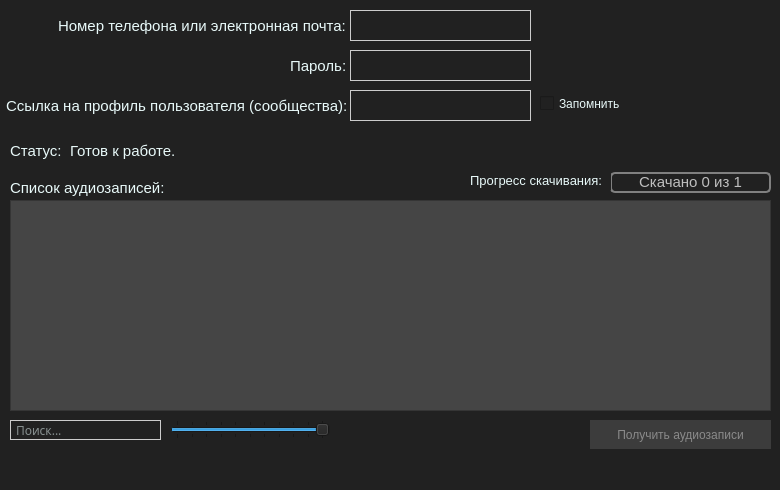
Old version of the form audio.ui in the repository qwertyadrian/vk-music-downloader.
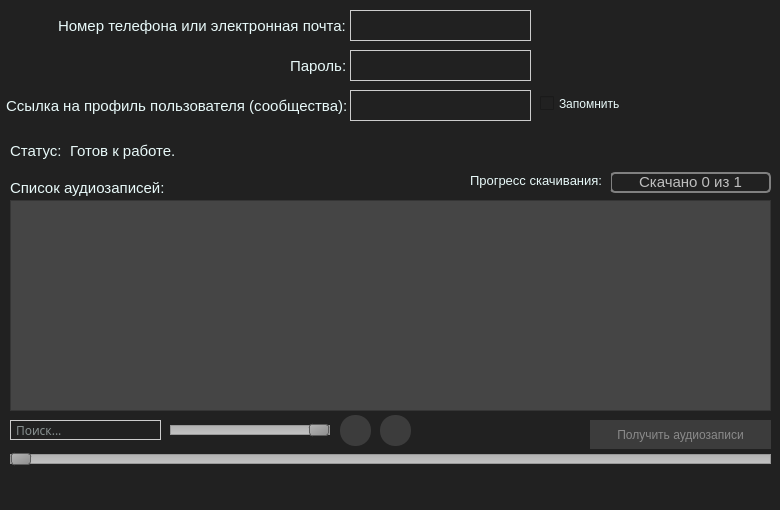
New version of the form. Icons and pictures are not drawn.

Commit message: Совершенствование интерфейса программы Все управление воспроизведением было перенесено на графический интерфейс

Patch:
```diff
--- a/audio.ui
+++ b/audio.ui
@@ -10,19 +10,19 @@
     <x>0</x>
     <y>0</y>
     <width>780</width>
-    <height>490</height>
+    <height>510</height>
    </rect>
   </property>
   <property name="minimumSize">
    <size>
     <width>780</width>
-    <height>490</height>
+    <height>510</height>
    </size>
   </property>
   <property name="maximumSize">
    <size>
     <width>780</width>
-    <height>490</height>
+    <height>510</height>
    </size>
   </property>
   <property name="windowTitle">
@@ -33,7 +33,7 @@
     <normaloff>src/logo.ico</normaloff>src/logo.ico</iconset>
   </property>
   <property name="styleSheet">
-   <string notr="true">QMenuBar,QTreeView::item{color:#fff}QLineEdit,QMenu:enabled,QPlainTextEdit,QSpinBox,QStatusBar,QTimeEdit{color:#eff}QLineEdit{padding:3px;border-width:1px;border-color:#ccc;border-style:solid;font-weight:400;font-family:sans-serif}QWidget{background:#212121}QCheckBox,QLabel{color:#e8f9f9}QPushButton{background-color:#3c3c3c;border:none;color:#8a8a8a}QProgressBar{border:2px solid grey;border-radius:5px}QProgressBar::chunk{background-color:#f90;width:20px}QMenuBar{background-color:#212121}QMenuBar::item{spacing:3px;padding:1px 4px;background:0 0;border-radius:4px}QMenu:selected,QMenuBar::item:selected{background:#a8a8a8}QMenuBar::item:pressed{background:#888}QTreeView{background-color:#454545}QScrollBar,QTreeView::branch{background:#454545}QTreeView::branch:closed:has-children:has-siblings,QTreeView::branch:has-children:!has-siblings:closed{image:url(src/branch-closed.png)}QScrollBar::down-arrow,QTreeView::branch:open:has-children:!has-siblings,QTreeView::branch:open:has-children:has-siblings{image:url(src/branch-open.png)}QCheckBox::indicator:unchecked{image:url(src/unchecked.png)}QCheckBox::indicator:unchecked:hover{image:url(src/unchecked_hover.png)}QCheckBox::indicator:checked{image:url(src/checked.png)}QScrollBar:up-arrow{image:url(src/branch-open-180.png)}</string>
+   <string notr="true">QPlainTextEdit,QSpinBox,QTimeEdit,QLineEdit{color:#eff}QLineEdit{padding:3px;border-width:1px;border-color:#ccc;border-style:solid;font-weight:400;font-family:sans-serif}QWidget{background:#212121}QLabel,QCheckBox{color:#e8f9f9}QPushButton{background-color:#3c3c3c;border:none;color:#8a8a8a}QProgressBar{border:2px solid grey;border-radius:5px}QProgressBar::chunk{background-color:#f90;width:20px}QMenuBar{background-color:#212121;color:#fff}QMenuBar::item{spacing:3px;padding:1px 4px;background:transparent;border-radius:4px}QMenuBar::item:selected{background:#a8a8a8}QMenuBar::item:pressed{background:#888}QMenu:enabled{color:#eff}QMenu:selected{background:#a8a8a8}QTreeView{background-color:#454545}QTreeView::item{color:#fff}QTreeView::branch{background:#454545}QTreeView::branch:has-children:!has-siblings:closed,QTreeView::branch:closed:has-children:has-siblings{image:url(src/branch-closed.png)}QTreeView::branch:open:has-children:!has-siblings,QTreeView::branch:open:has-children:has-siblings{image:url(src/branch-open.png)}QStatusBar{color:#eff}QCheckBox::indicator:unchecked{image:url(src/unchecked.png)}QCheckBox::indicator:unchecked:hover{image:url(src/unchecked_hover.png)}QCheckBox::indicator:checked{image:url(src/checked.png)}QScrollBar{background:#454545}QScrollBar::down-arrow{image:url(src/branch-open.png)}QScrollBar:up-arrow{image:url(src/branch-open-180.png)}QSlider::groove:horizontal{border:1px solid #999;height:8px;background:qlineargradient(x1:0,y1:0,x2:0,y2:1,stop:0 #B1B1B1,stop:1 #c4c4c4);margin:2px 0}QSlider::handle:horizontal{background:qlineargradient(x1:0,y1:0,x2:1,y2:1,stop:0 #b4b4b4,stop:1 #8f8f8f);border:1px solid #5c5c5c;width:18px;margin:-2px 0;border-radius:3px}</string>
   </property>
   <widget class="QWidget" name="centralwidget">
    <widget class="QLineEdit" name="login">
@@ -343,7 +343,7 @@
     <property name="geometry">
      <rect>
       <x>170</x>
-      <y>420</y>
+      <y>421</y>
       <width>160</width>
       <height>19</height>
      </rect>
@@ -364,6 +364,54 @@
      <number>10</number>
     </property>
    </widget>
+   <widget class="QPushButton" name="pause_button">
+    <property name="geometry">
+     <rect>
+      <x>340</x>
+      <y>415</y>
+      <width>31</width>
+      <height>31</height>
+     </rect>
+    </property>
+    <property name="styleSheet">
+     <string notr="true">border-radius:15px;image:url(src/pause_button.png);</string>
+    </property>
+    <property name="text">
+     <string/>
+    </property>
+   </widget>
+   <widget class="QPushButton" name="stop_button">
+    <property name="geometry">
+     <rect>
+      <x>380</x>
+      <y>415</y>
+      <width>31</width>
+      <height>31</height>
+     </rect>
+    </property>
+    <property name="styleSheet">
+     <string notr="true">border-radius:15px;image:url(src/stop_button.png);</string>
+    </property>
+    <property name="text">
+     <string/>
+    </property>
+   </widget>
+   <widget class="QSlider" name="play_status">
+    <property name="geometry">
+     <rect>
+      <x>10</x>
+      <y>450</y>
+      <width>761</width>
+      <height>19</height>
+     </rect>
+    </property>
+    <property name="maximum">
+     <number>100</number>
+    </property>
+    <property name="orientation">
+     <enum>Qt::Horizontal</enum>
+    </property>
+   </widget>
   </widget>
  </widget>
  <resources/>
```
The commit also changes 6 other files.
